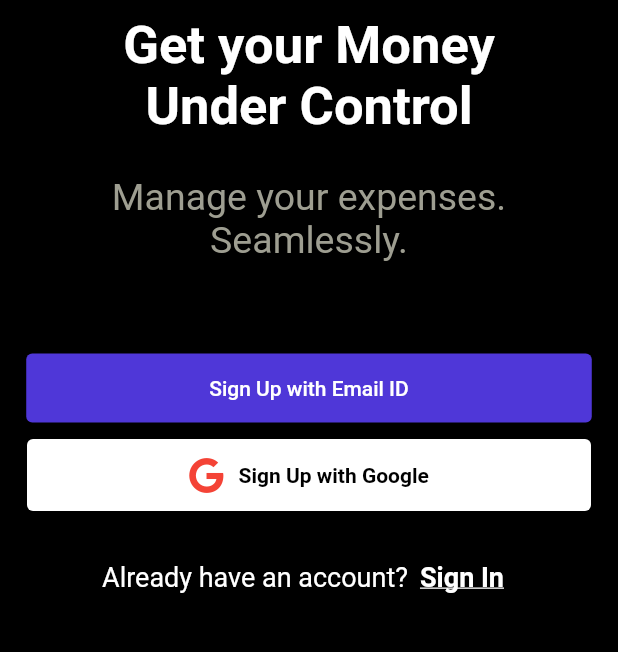
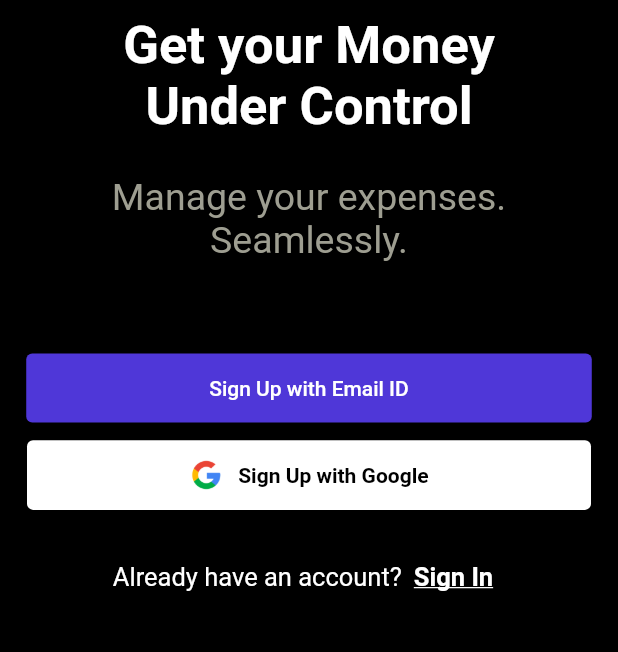
Before and after one commit to fernandaferrari/masterclass_flutter, a Flutter app: the screen it shows after launch, on a phone screen of 412 x 824 dp, the part 473-1125 px from its top. Run offline on Flutter 3.47's test engine with Material 2 defaults, Android fonts, the phone set to English and light mode, and no system bars; our stand-ins replace font_awesome_flutter.

Commit message:
add imagem logo google

```diff
--- a/mockup_login01/lib/main.dart
+++ b/mockup_login01/lib/main.dart
@@ -82,12 +82,15 @@ class HomePage extends StatelessWidget {
                     padding: const EdgeInsets.symmetric(vertical: 12),
                     child: Row(
                       mainAxisAlignment: MainAxisAlignment.center,
-                      children: const [
-                        FaIcon(FontAwesomeIcons.google, color: Colors.red),
-                        SizedBox(
+                      children: [
+                        Image.asset(
+                          "images/google.png",
+                          scale: 10,
+                        ),
+                        const SizedBox(
                           width: 10,
                         ),
-                        Text("Sign Up with Google",
+                        const Text("Sign Up with Google",
                             style: TextStyle(
                                 color: Colors.black,
                                 fontWeight: FontWeight.bold)),
@@ -100,7 +103,7 @@ class HomePage extends StatelessWidget {
               mainAxisAlignment: MainAxisAlignment.center,
               children: [
                 const Text("Already have an account?",
-                    style: TextStyle(color: Colors.white, fontSize: 18)),
+                    style: TextStyle(color: Colors.white, fontSize: 17)),
                 TextButton(
                     onPressed: () {},
                     child: const Text("Sign In",
@@ -108,7 +111,7 @@ class HomePage extends StatelessWidget {
                             fontWeight: FontWeight.bold,
                             color: Colors.white,
                             decoration: TextDecoration.underline,
-                            fontSize: 18)))
+                            fontSize: 17)))
               ],
             )
           ],
--- a/mockup_login01/pubspec.yaml
+++ b/mockup_login01/pubspec.yaml
@@ -61,7 +61,7 @@ flutter:
   # To add assets to your application, add an assets section, like this:
   assets:
     - images/logo.jpeg
-  #   - images/a_dot_ham.jpeg
+    - images/google.png
 
   # An image asset can refer to one or more resolution-specific "variants", see
   # https://flutter.dev/assets-and-images/#resolution-aware.
```
Also changed, not shown: mockup_login01/images/google.png (added).
